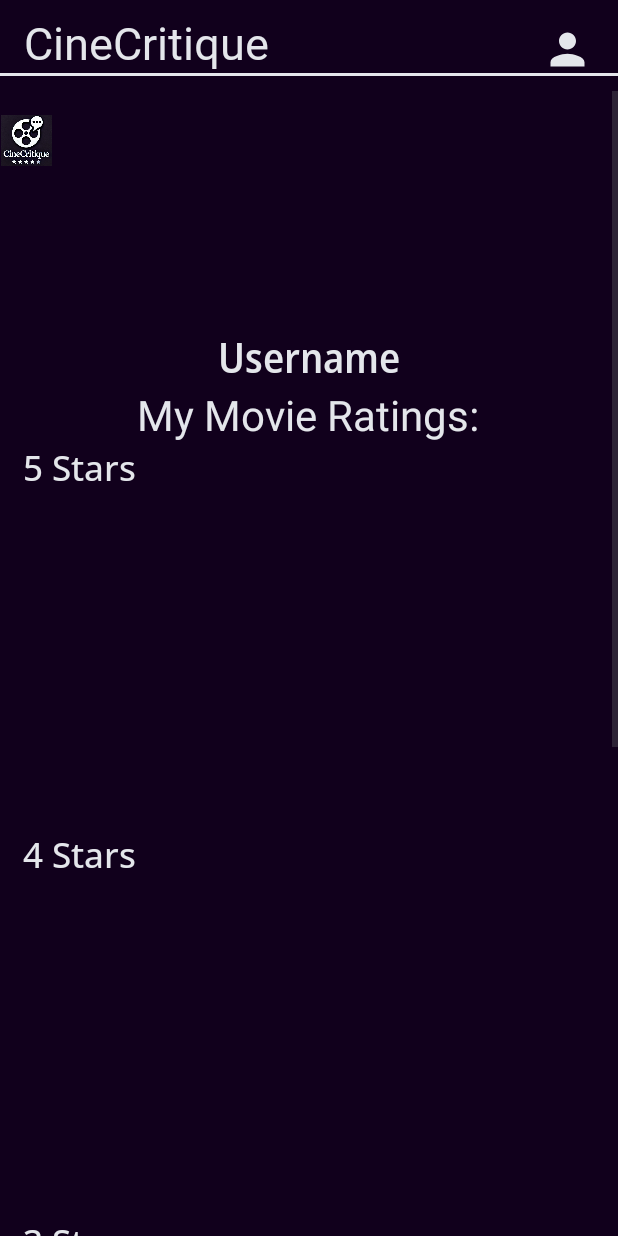
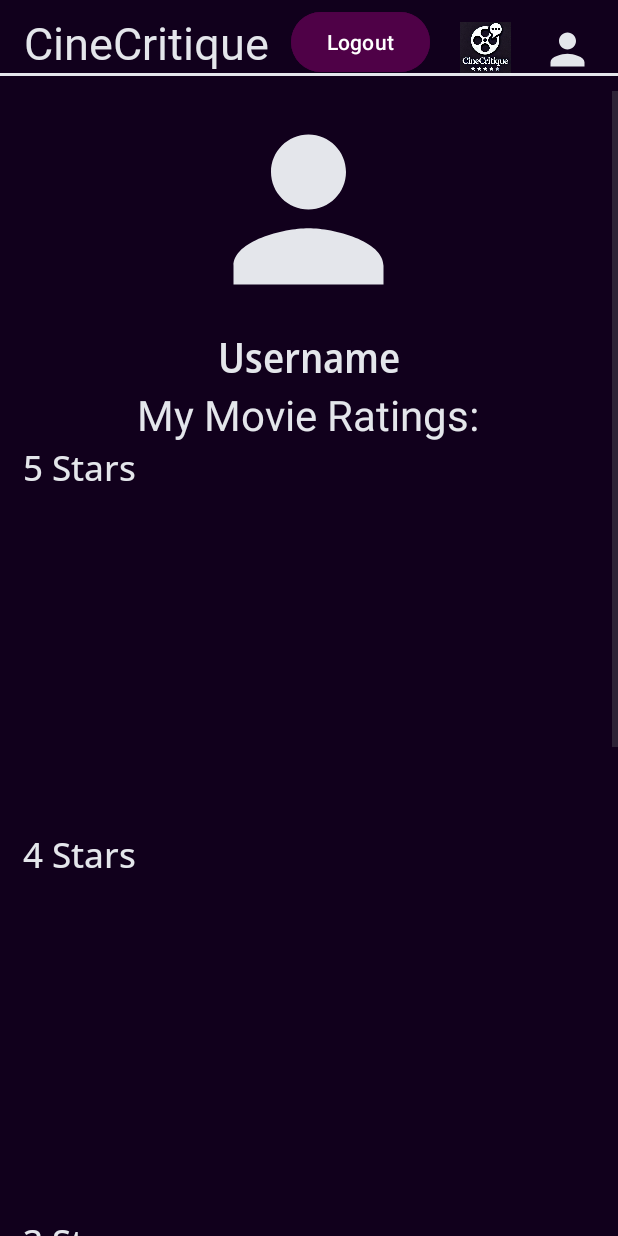
Before and after one commit to MaryGaney/CineCritique, an Android app built with Jetpack Compose: the UserPage screen opened directly, with no data from a screen before it, on a phone screen of 412 x 824 dp. Run offline under Robolectric (Android 15) with nearby library versions, the light colour scheme and no system bars; our stand-ins replace Firebase (no records; nobody signed in at launch, a user with empty details on screens opened directly); libraries missing offline, so code that uses them is left out: com.firebase.ui; 2 statements that could not run were skipped.

Commit message:
remade logout btn. implemented more button. other minor fixes. need to stop it from making us relogin when entering main page

```diff
--- a/app/src/main/java/com/example/cinecritique/IndMovie.kt
+++ b/app/src/main/java/com/example/cinecritique/IndMovie.kt
@@ -20,7 +20,6 @@ import com.google.firebase.firestore.FirebaseFirestore
 import com.google.firebase.firestore.SetOptions
 import com.google.firebase.firestore.CollectionReference
 import com.firebase.ui.auth.AuthUI
-import com.firebase.ui.auth.FirebaseAuthUIActivityResultContract
 import com.firebase.ui.auth.data.model.FirebaseAuthUIAuthenticationResult
 import com.google.firebase.firestore.FieldValue
 
--- a/app/src/main/java/com/example/cinecritique/MainActivity.kt
+++ b/app/src/main/java/com/example/cinecritique/MainActivity.kt
@@ -86,6 +86,13 @@ class MainActivity : AppCompatActivity() {
         pfp.setOnClickListener {
             val intent = Intent(this, UserPage::class.java)
             startActivityForResult(intent, ADD_TASK_REQUEST_CODE)
+        }
+
+        //more button takes you to genre page
+        val morebtn: Button = findViewById(R.id.morebtn)
+        morebtn.setOnClickListener{
+            val intent = Intent(this, GenrePick::class.java)
+            startActivity(intent)
         }
 
         cronetEngine = CronetEngine.Builder(this).build()
--- a/app/src/main/res/layout/activity_main.xml
+++ b/app/src/main/res/layout/activity_main.xml
@@ -139,8 +139,10 @@
             app:layout_constraintTop_toBottomOf="@id/comedyTitle"/>
 
             <Button
+                android:id="@+id/morebtn"
                 android:layout_width="match_parent"
                 android:layout_height="match_parent"
+                android:backgroundTint="@color/purple"
                 app:layout_constraintTop_toBottomOf="@id/comedyRecycle"
                 android:text="more"/>
 
--- a/app/src/main/res/layout/activity_user_page.xml
+++ b/app/src/main/res/layout/activity_user_page.xml
@@ -37,16 +37,20 @@
         android:layout_height="2dp"
         android:background="@color/white"
         app:layout_constraintTop_toBottomOf="@id/titleText"/>
+
     <ScrollView
+        android:id="@+id/scrollView3"
         android:layout_width="match_parent"
+        android:layout_height="wrap_content"
         android:paddingTop="10dp"
         android:paddingBottom="10dp"
-        android:layout_height="wrap_content"
         app:layout_constraintTop_toBottomOf="@id/horzLine">
+
         <androidx.constraintlayout.widget.ConstraintLayout
             android:layout_width="match_parent"
             android:layout_height="wrap_content"
             android:paddingBottom="10dp">
+
             <ImageView
                 android:id="@+id/userpic"
                 android:layout_width="150dp"
@@ -55,11 +59,12 @@
                 android:layout_marginTop="4dp"
                 android:layout_marginEnd="131dp"
                 android:layout_marginBottom="4dp"
+                app:layout_constraintBottom_toTopOf="@id/username"
                 app:layout_constraintEnd_toEndOf="parent"
                 app:layout_constraintStart_toStartOf="parent"
                 app:layout_constraintTop_toTopOf="parent"
-                app:layout_constraintBottom_toTopOf="@id/username"
-                tools:srcCompat="@drawable/baseline_person_24" />
+                tools:srcCompat="@drawable/baseline_person_24"
+                app:srcCompat="@drawable/baseline_person_24"/>
 
             <TextView
                 android:id="@+id/username"
@@ -73,22 +78,10 @@
                 android:text="Username"
                 android:textColor="@color/white"
                 android:textSize="28sp"
+                app:layout_constraintEnd_toEndOf="parent"
                 app:layout_constraintStart_toStartOf="parent"
-                app:layout_constraintEnd_toEndOf="parent"
-                app:layout_constraintTop_toBottomOf="@id/userpic"/>
-            <ImageView
-                android:id="@+id/mainpagebtn"
-                android:layout_width="35dp"
-                android:layout_height="34dp"
-                android:layout_marginStart="110dp"
-                android:layout_marginTop="16dp"
-                android:layout_marginEnd="11dp"
-                android:layout_marginBottom="2dp"
-                app:layout_constraintBottom_toTopOf="@+id/horzLine"
-                app:layout_constraintEnd_toStartOf="@+id/pfp"
-                app:layout_constraintStart_toEndOf="@+id/titleText"
-                app:layout_constraintTop_toTopOf="parent"
-                app:srcCompat="@drawable/screenshot_2024_12_15_151028" />
+                app:layout_constraintTop_toBottomOf="@id/userpic" />
+
             <TextView
                 android:id="@+id/movieratings"
                 android:layout_width="wrap_content"
@@ -107,13 +100,13 @@
                 android:id="@+id/fiveStarsText"
                 android:layout_width="wrap_content"
                 android:layout_height="wrap_content"
+                android:layout_marginStart="15dp"
+                android:fontFamily="@font/open_sans_medium"
                 android:text="5 Stars"
-                android:layout_marginStart="15dp"
                 android:textColor="@color/white"
-                android:fontFamily="@font/open_sans_medium"
                 android:textSize="23dp"
                 app:layout_constraintStart_toStartOf="parent"
-                app:layout_constraintTop_toBottomOf="@id/movieratings"/>
+                app:layout_constraintTop_toBottomOf="@id/movieratings" />
 
             <androidx.recyclerview.widget.RecyclerView
                 android:id="@+id/fiveStarsRecycle"
@@ -122,20 +115,21 @@
                 android:layout_marginStart="15dp"
                 android:layout_marginTop="10dp"
                 app:layout_constraintStart_toStartOf="parent"
-                tools:layout_editor_absoluteY="128dp"
-                app:layout_constraintTop_toBottomOf="@id/fiveStarsText"/>
+                app:layout_constraintTop_toBottomOf="@id/fiveStarsText"
+                tools:layout_editor_absoluteY="128dp" />
+
             <TextView
                 android:id="@+id/fourStarsText"
                 android:layout_width="wrap_content"
                 android:layout_height="wrap_content"
+                android:layout_marginStart="15dp"
+                android:layout_marginTop="15dp"
+                android:fontFamily="@font/open_sans_medium"
                 android:text="4 Stars"
-                android:layout_marginTop="15dp"
-                android:layout_marginStart="15dp"
                 android:textColor="@color/white"
-                android:fontFamily="@font/open_sans_medium"
                 android:textSize="23dp"
                 app:layout_constraintStart_toStartOf="parent"
-                app:layout_constraintTop_toBottomOf="@id/fiveStarsRecycle"/>
+                app:layout_constraintTop_toBottomOf="@id/fiveStarsRecycle" />
 
             <androidx.recyclerview.widget.RecyclerView
                 android:id="@+id/fourStarsRecycle"
@@ -144,20 +138,21 @@
                 android:layout_marginStart="15dp"
                 android:layout_marginTop="10dp"
                 app:layout_constraintStart_toStartOf="parent"
-                tools:layout_editor_absoluteY="128dp"
-                app:layout_constraintTop_toBottomOf="@id/fourStarsText"/>
+                app:layout_constraintTop_toBottomOf="@id/fourStarsText"
+                tools:layout_editor_absoluteY="128dp" />
+
             <TextView
                 android:id="@+id/threeStarsText"
                 android:layout_width="wrap_content"
                 android:layout_height="wrap_content"
+                android:layout_marginStart="15dp"
+                android:layout_marginTop="15dp"
+                android:fontFamily="@font/open_sans_medium"
                 android:text="3 Stars"
-                android:layout_marginTop="15dp"
-                android:layout_marginStart="15dp"
                 android:textColor="@color/white"
-                android:fontFamily="@font/open_sans_medium"
                 android:textSize="23dp"
                 app:layout_constraintStart_toStartOf="parent"
-                app:layout_constraintTop_toBottomOf="@id/fourStarsRecycle"/>
+                app:layout_constraintTop_toBottomOf="@id/fourStarsRecycle" />
 
             <androidx.recyclerview.widget.RecyclerView
                 android:id="@+id/threeStarsRecycle"
@@ -166,20 +161,21 @@
                 android:layout_marginStart="15dp"
                 android:layout_marginTop="10dp"
                 app:layout_constraintStart_toStartOf="parent"
-                tools:layout_editor_absoluteY="128dp"
-                app:layout_constraintTop_toBottomOf="@id/threeStarsText"/>
+                app:layout_constraintTop_toBottomOf="@id/threeStarsText"
+                tools:layout_editor_absoluteY="128dp" />
+
             <TextView
                 android:id="@+id/twoStarsText"
                 android:layout_width="wrap_content"
                 android:layout_height="wrap_content"
+                android:layout_marginStart="15dp"
+                android:layout_marginTop="15dp"
+                android:fontFamily="@font/open_sans_medium"
                 android:text="2 Stars"
-                android:layout_marginTop="15dp"
-                android:layout_marginStart="15dp"
                 android:textColor="@color/white"
-                android:fontFamily="@font/open_sans_medium"
                 android:textSize="23dp"
                 app:layout_constraintStart_toStartOf="parent"
-                app:layout_constraintTop_toBottomOf="@id/threeStarsRecycle"/>
+                app:layout_constraintTop_toBottomOf="@id/threeStarsRecycle" />
 
             <androidx.recyclerview.widget.RecyclerView
                 android:id="@+id/twoStarsRecycle"
@@ -188,19 +184,20 @@
                 android:layout_marginStart="15dp"
                 android:layout_marginTop="10dp"
                 app:layout_constraintStart_toStartOf="parent"
-                tools:layout_editor_absoluteY="128dp"
-                app:layout_constraintTop_toBottomOf="@id/twoStarsText"/>
+                app:layout_constraintTop_toBottomOf="@id/twoStarsText"
+                tools:layout_editor_absoluteY="128dp" />
+
             <TextView
                 android:id="@+id/oneStarsText"
                 android:layout_width="wrap_content"
                 android:layout_height="wrap_content"
+                android:layout_marginStart="15dp"
+                android:fontFamily="@font/open_sans_medium"
                 android:text="1 Stars"
-                android:layout_marginStart="15dp"
                 android:textColor="@color/white"
-                android:fontFamily="@font/open_sans_medium"
                 android:textSize="23dp"
                 app:layout_constraintStart_toStartOf="parent"
-                app:layout_constraintTop_toBottomOf="@id/twoStarsRecycle"/>
+                app:layout_constraintTop_toBottomOf="@id/twoStarsRecycle" />
 
             <androidx.recyclerview.widget.RecyclerView
                 android:id="@+id/oneStarsRecycle"
@@ -209,8 +206,38 @@
                 android:layout_marginStart="15dp"
                 android:layout_marginTop="10dp"
                 app:layout_constraintStart_toStartOf="parent"
-                tools:layout_editor_absoluteY="128dp"
-                app:layout_constraintTop_toBottomOf="@id/oneStarsText"/>
+                app:layout_constraintTop_toBottomOf="@id/oneStarsText"
+                tools:layout_editor_absoluteY="128dp" />
+
         </androidx.constraintlayout.widget.ConstraintLayout>
     </ScrollView>
+
+    <Button
+        android:id="@+id/logoutButton"
+        android:layout_width="wrap_content"
+        android:layout_height="wrap_content"
+        android:layout_marginTop="4dp"
+        android:layout_marginBottom="2dp"
+        android:backgroundTint="@color/purple"
+        android:text="Logout"
+        app:layout_constraintBottom_toTopOf="@+id/horzLine"
+        app:layout_constraintEnd_toStartOf="@id/pfp"
+        app:layout_constraintHorizontal_bias="0.166"
+        app:layout_constraintStart_toEndOf="@+id/titleText"
+        app:layout_constraintTop_toTopOf="parent"
+        app:layout_constraintVertical_bias="0.0" />
+
+    <ImageView
+        android:id="@+id/mainpagebtn"
+        android:layout_width="35dp"
+        android:layout_height="34dp"
+        android:layout_marginStart="9dp"
+        android:layout_marginTop="16dp"
+        android:layout_marginEnd="9dp"
+        android:layout_marginBottom="2dp"
+        app:layout_constraintBottom_toTopOf="@+id/horzLine"
+        app:layout_constraintEnd_toStartOf="@+id/pfp"
+        app:layout_constraintStart_toEndOf="@+id/logoutButton"
+        app:layout_constraintTop_toTopOf="parent"
+        app:srcCompat="@drawable/screenshot_2024_12_15_151028" />
 </androidx.constraintlayout.widget.ConstraintLayout>
```
